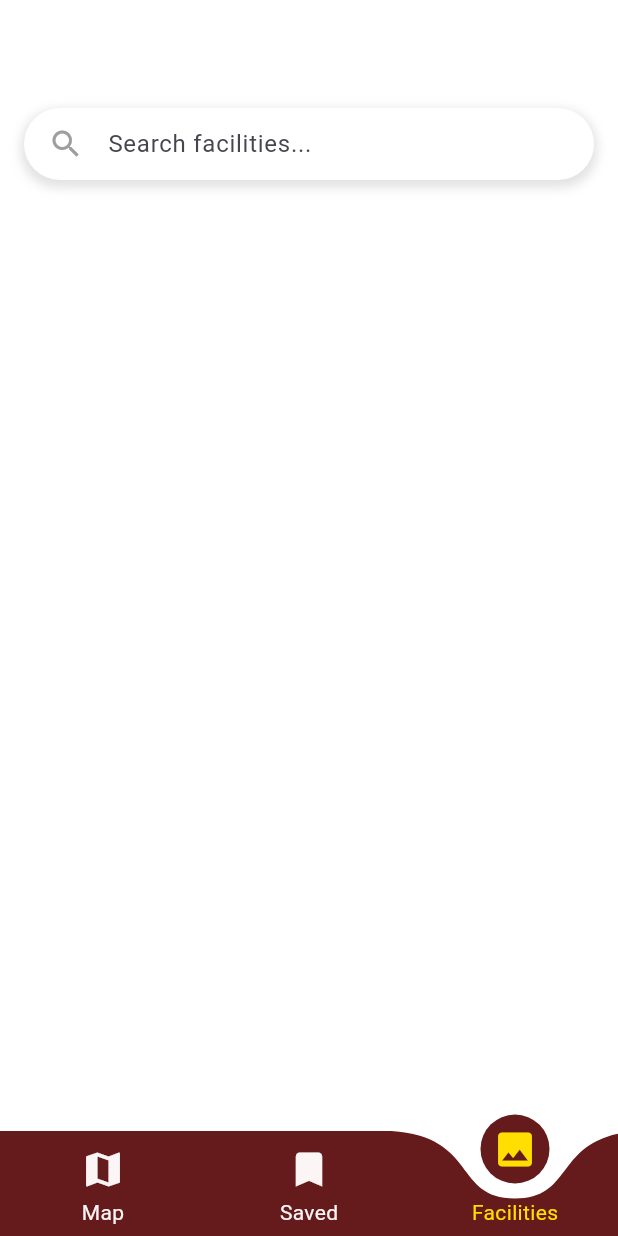
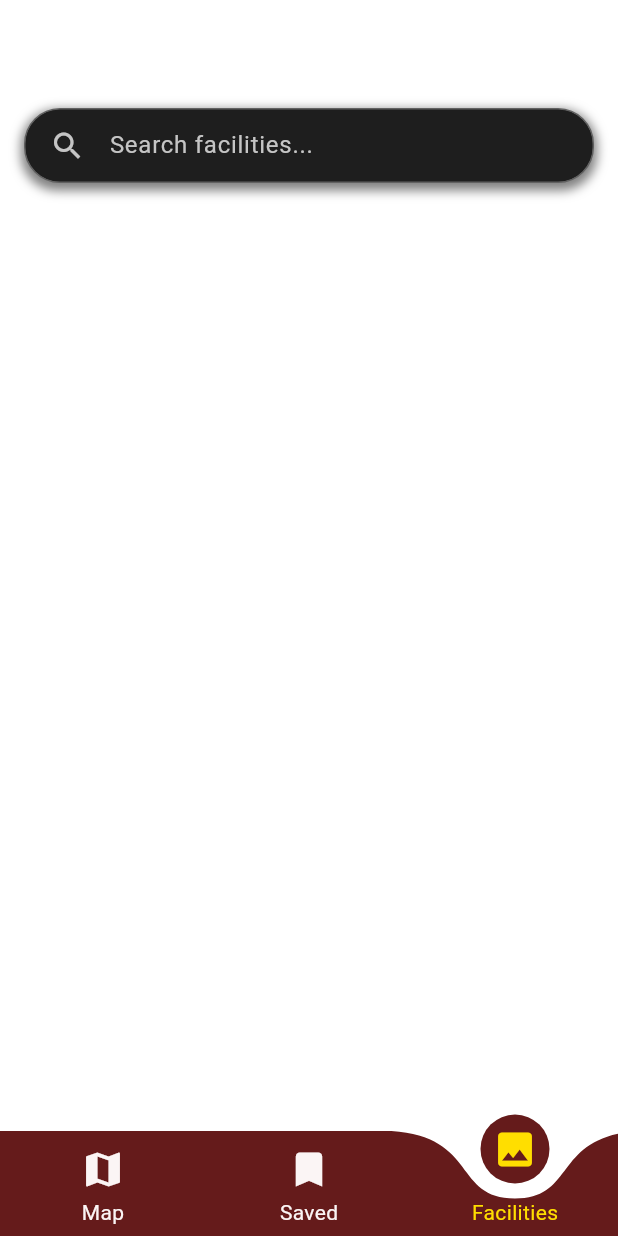
Before and after one commit to krislette/iskompas, a Flutter app: the screen it shows after launch, item 3 of the bottom bar chosen, on a phone screen of 412 x 824 dp. Run offline on Flutter 3.47's test engine with Material 3 defaults, Android fonts, the phone set to English and light mode, and no system bars; drawn by our look-alikes of curved_labeled_navigation_bar; our stand-ins replace carousel_slider, flutter_map, latlong2.

Commit message:
Added a search bar widget to lib and facilities page

```diff
--- a/lib/pages/facilities_page.dart
+++ b/lib/pages/facilities_page.dart
@@ -1,5 +1,6 @@
 import 'package:flutter/material.dart';
 import 'package:iskompas/utils/colors.dart';
+import 'package:iskompas/widgets/custom_search_bar.dart';
 
 class FacilitiesPage extends StatelessWidget {
   const FacilitiesPage({super.key});
@@ -11,36 +12,18 @@ class FacilitiesPage extends StatelessWidget {
       appBar: AppBar(
         centerTitle: true,
         backgroundColor: Iskolors.colorBlack,
+        elevation: 0,
       ),
       body: Padding(
         padding: const EdgeInsets.all(16.0),
         child: Column(
           crossAxisAlignment: CrossAxisAlignment.start,
           children: [
-            Container(
-              padding: const EdgeInsets.symmetric(horizontal: 16),
-              decoration: BoxDecoration(
-                color: Colors.white,
-                borderRadius: BorderRadius.circular(24),
-                boxShadow: [
-                  BoxShadow(
-                    color: Colors.grey.withOpacity(0.3),
-                    spreadRadius: 2,
-                    blurRadius: 5,
-                    offset: const Offset(0, 3),
-                  ),
-                ],
-              ),
-              child: TextField(
-                decoration: const InputDecoration(
-                  hintText: 'Search facilities...',
-                  border: InputBorder.none,
-                  icon: Icon(Icons.search, color: Colors.grey),
-                ),
-                onChanged: (value) {
-                  print('Search query: $value');
-                },
-              ),
+            CustomSearchBar(
+              hintText: 'Search facilities...',
+              onChanged: (value) {
+                print('Search query: $value');
+              },
             ),
             const SizedBox(height: 20),
           ],
--- /dev/null
+++ b/lib/widgets/custom_search_bar.dart
@@ -0,0 +1,43 @@
+import 'package:flutter/material.dart';
+
+class CustomSearchBar extends StatelessWidget {
+  final String hintText;
+  final ValueChanged<String>? onChanged;
+
+  const CustomSearchBar({
+    super.key,
+    this.hintText = 'Search...',
+    this.onChanged,
+  });
+
+  @override
+  Widget build(BuildContext context) {
+    return Container(
+      padding: const EdgeInsets.symmetric(horizontal: 16),
+      decoration: BoxDecoration(
+        color: const Color.fromARGB(255, 30, 30, 30),
+        border: Border.all(color: Colors.grey.shade700),
+        borderRadius: BorderRadius.circular(24),
+        boxShadow: [
+          BoxShadow(
+            color: Colors.black.withOpacity(0.5),
+            spreadRadius: 2,
+            blurRadius: 5,
+            offset: const Offset(0, 3),
+          ),
+        ],
+      ),
+      child: TextField(
+        style: const TextStyle(color: Colors.white),
+        cursorColor: Colors.white,
+        decoration: InputDecoration(
+          hintText: hintText,
+          hintStyle: const TextStyle(color: Color.fromARGB(255, 197, 197, 197)),
+          border: InputBorder.none,
+          icon: const Icon(Icons.search, color: Color.fromARGB(255, 197, 197, 197)),
+        ),
+        onChanged: onChanged,
+      ),
+    );
+  }
+}
```
